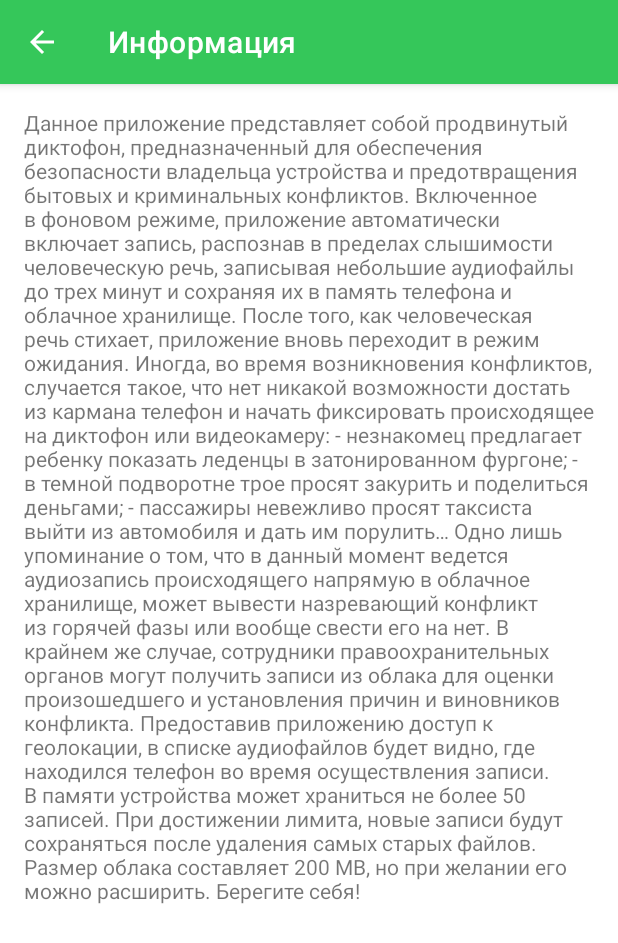
After one commit to wingsmight/AudioRecorderAndroid, an Android app: the AppInfoActivity screen opened directly, with no data from a screen before it, on a phone screen of 412 x 824 dp. The commit adds this screen. Shown: the top 943 px of the screen. Run offline under Robolectric (Android 15) with nearby library versions, the phone set to English and light mode, and no system bars.

Commit message:
implement app info button

```diff
--- a/app/src/main/AndroidManifest.xml
+++ b/app/src/main/AndroidManifest.xml
@@ -14,6 +14,10 @@
             android:label="@string/title_activity_do_not_disturb_interval"
             android:theme="@style/Theme.AudioRecorder.NoActionBar"></activity>
         <activity
+            android:name=".ui.settings.AppInfoActivity"
+            android:label="@string/title_activity_app_info"
+            android:theme="@style/Theme.AudioRecorder"></activity>
+        <activity
             android:name=".MainActivity"
             android:exported="true"
             android:label="@string/app_name">
--- a/app/src/main/java/com/wingsmight/audiorecorder/MainActivity.java
+++ b/app/src/main/java/com/wingsmight/audiorecorder/MainActivity.java
@@ -14,6 +14,7 @@ import androidx.navigation.ui.AppBarConfiguration;
 import androidx.navigation.ui.NavigationUI;
 
 import com.wingsmight.audiorecorder.databinding.ActivityMainBinding;
+import com.wingsmight.audiorecorder.ui.settings.AppInfoActivity;
 import com.wingsmight.audiorecorder.ui.settings.DoNotDisturbIntervalActivity;
 
 public class MainActivity extends AppCompatActivity {
@@ -53,4 +54,8 @@ public class MainActivity extends AppCompatActivity {
         Intent myIntent = new Intent(MainActivity.this, DoNotDisturbIntervalActivity.class);
         MainActivity.this.startActivity(myIntent);
     }
+    public void showAppInfoPanel(View view) {
+        Intent myIntent = new Intent(MainActivity.this, AppInfoActivity.class);
+        MainActivity.this.startActivity(myIntent);
+    }
 }
--- /dev/null
+++ b/app/src/main/java/com/wingsmight/audiorecorder/ui/settings/AppInfoActivity.java
@@ -0,0 +1,39 @@
+package com.wingsmight.audiorecorder.ui.settings;
+
+import android.os.Bundle;
+import android.view.MenuItem;
+
+import androidx.annotation.NonNull;
+import androidx.annotation.Nullable;
+import androidx.appcompat.app.AppCompatActivity;
+import androidx.appcompat.widget.Toolbar;
+import androidx.core.app.ActivityCompat;
+
+import com.wingsmight.audiorecorder.R;
+
+public class AppInfoActivity extends AppCompatActivity {
+    @Override
+    protected void onCreate(@Nullable @org.jetbrains.annotations.Nullable Bundle savedInstanceState) {
+        super.onCreate(savedInstanceState);
+
+        setContentView(R.layout.activity_app_info);
+
+        //Toolbar toolbar = findViewById(R.id.toolbar);
+        //setSupportActionBar(toolbar);
+
+        getSupportActionBar().setDisplayHomeAsUpEnabled(true);
+    }
+
+
+    // this event will enable the back
+    // function to the button on press
+    @Override
+    public boolean onOptionsItemSelected(@NonNull MenuItem item) {
+        switch (item.getItemId()) {
+            case android.R.id.home:
+                this.finish();
+                return true;
+        }
+        return super.onOptionsItemSelected(item);
+    }
+}
--- /dev/null
+++ b/app/src/main/res/layout/activity_app_info.xml
@@ -0,0 +1,30 @@
+<?xml version="1.0" encoding="utf-8"?>
+<LinearLayout
+    xmlns:android="http://schemas.android.com/apk/res/android"
+    android:layout_width="match_parent"
+    android:layout_height="match_parent"
+    android:orientation="vertical"
+    >
+
+<!--    <androidx.appcompat.widget.Toolbar-->
+<!--        android:id="@+id/toolbar"-->
+<!--        android:layout_width="match_parent"-->
+<!--        android:layout_height="?attr/actionBarSize"-->
+<!--        android:background="?attr/colorPrimary"-->
+<!--        />-->
+
+    <ScrollView
+        android:layout_width="match_parent"
+        android:layout_height="match_parent">
+
+        <TextView
+            android:layout_width="match_parent"
+            android:layout_height="match_parent"
+            android:text="@string/app_info"
+            android:padding="@dimen/activity_horizontal_margin"
+            />
+
+    </ScrollView>
+
+
+</LinearLayout>
--- a/app/src/main/res/values/colors.xml
+++ b/app/src/main/res/values/colors.xml
@@ -9,5 +9,6 @@
     <color name="white">#FFFFFFFF</color>
     <color name="darkGreen">#35C75A</color>
     <color name="lightGreen">#59D678</color>
-    <color name="softRed">#CC2121</color>
+    <color name="softRed">#FD463A</color>
+    <color name="softBlue">#1070D6</color>
 </resources>
--- a/app/src/main/res/values/strings.xml
+++ b/app/src/main/res/values/strings.xml
@@ -33,6 +33,7 @@
 
     <string name="themeModeListKey">themeMode</string>
     <string name="title_activity_do_not_disturb_interval">DoNotDisturbIntervalActivity</string>
+
     <!-- Strings used for fragments for navigation -->
     <string name="first_fragment_label">First Fragment</string>
     <string name="second_fragment_label">Second Fragment</string>
@@ -51,4 +52,22 @@
     <string name="preference_do_not_disturb_to_hour">preference_do_not_disturb_to_hour</string>
     <string name="preference_do_not_disturb_to_minute">preference_do_not_disturb_to_minute</string>
 
+    <!-- App info -->
+    <string name="app_info">Данное приложение представляет собой продвинутый диктофон, предназначенный для обеспечения безопасности владельца устройства и предотвращения бытовых и криминальных конфликтов. Включенное в фоновом режиме, приложение автоматически включает запись, распознав в пределах слышимости человеческую речь, записывая небольшие аудиофайлы до трех минут и сохраняя их в память телефона и облачное хранилище. После того, как человеческая речь стихает, приложение вновь переходит в режим ожидания.
+
+Иногда, во время возникновения конфликтов, случается такое, что нет никакой возможности достать из кармана телефон и начать фиксировать происходящее на диктофон или видеокамеру:
+- незнакомец предлагает ребенку показать леденцы в затонированном фургоне;
+- в темной подворотне трое просят закурить и поделиться деньгами;
+- пассажиры невежливо просят таксиста выйти из автомобиля и дать им порулить…
+Одно лишь упоминание о том, что в данный момент ведется аудиозапись происходящего напрямую в облачное хранилище, может вывести назревающий конфликт из горячей фазы или вообще свести его на нет.
+В крайнем же случае, сотрудники правоохранительных органов могут получить записи из облака для оценки произошедшего и установления причин и виновников конфликта.
+
+Предоставив приложению доступ к геолокации, в списке аудиофайлов будет видно, где находился телефон во время осуществления записи.
+
+В памяти устройства может храниться не более 50 записей. При достижении лимита, новые записи будут сохраняться после удаления самых старых файлов.
+Размер облака составляет 200 MB, но при желании его можно расширить.
+
+Берегите себя!</string>
+    <string name="title_activity_app_info">Информация</string>
+
 </resources>
--- a/app/src/main/res/xml/root_preferences.xml
+++ b/app/src/main/res/xml/root_preferences.xml
@@ -96,11 +96,9 @@
     <PreferenceCategory app:title="Справка">
 
         <Preference
-            app:key="info"
+            app:key="appInfo"
             app:title="О принципах работы приложения"
-            app:selectable="false"
-            app:iconSpaceReserved="false"
-            app:singleLineTitle="true"
+            app:layout="@layout/app_info_button"
             />
 
     </PreferenceCategory>
```
Also changed, not shown: app/src/main/res/layout/app_info_button.xml (added, +19 -0 lines).
